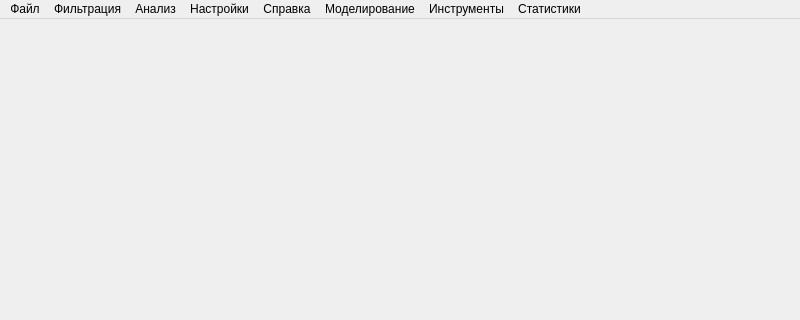
Before: the Qt Designer form ui/AnalyzerMainWindow.ui in FroggyKwa/SignalAnalyzer, drawn with Qt 5; both pictures show x 0 to 800 and y 0 to 320 of the 800 by 600 pixel window.
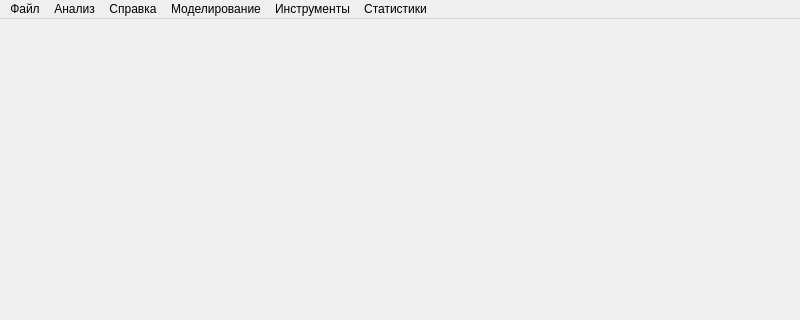
After: the same form once the commit is applied.

```diff
--- a/ui/AnalyzerMainWindow.ui
+++ b/ui/AnalyzerMainWindow.ui
@@ -65,7 +65,7 @@
      <x>0</x>
      <y>0</y>
      <width>800</width>
-     <height>30</height>
+     <height>28</height>
     </rect>
    </property>
    <widget class="QMenu" name="menu">
@@ -73,21 +73,11 @@
      <string>Файл</string>
     </property>
    </widget>
-   <widget class="QMenu" name="menu_3">
-    <property name="title">
-     <string>Фильтрация</string>
-    </property>
-   </widget>
    <widget class="QMenu" name="menu_4">
     <property name="title">
      <string>Анализ</string>
     </property>
    </widget>
-   <widget class="QMenu" name="menu_5">
-    <property name="title">
-     <string>Настройки</string>
-    </property>
-   </widget>
    <widget class="QMenu" name="menu_6">
     <property name="enabled">
      <bool>true</bool>
@@ -115,9 +105,7 @@
     </property>
    </widget>
    <addaction name="menu"/>
-   <addaction name="menu_3"/>
    <addaction name="menu_4"/>
-   <addaction name="menu_5"/>
    <addaction name="menu_6"/>
    <addaction name="menu_2"/>
    <addaction name="menu_7"/>
```
